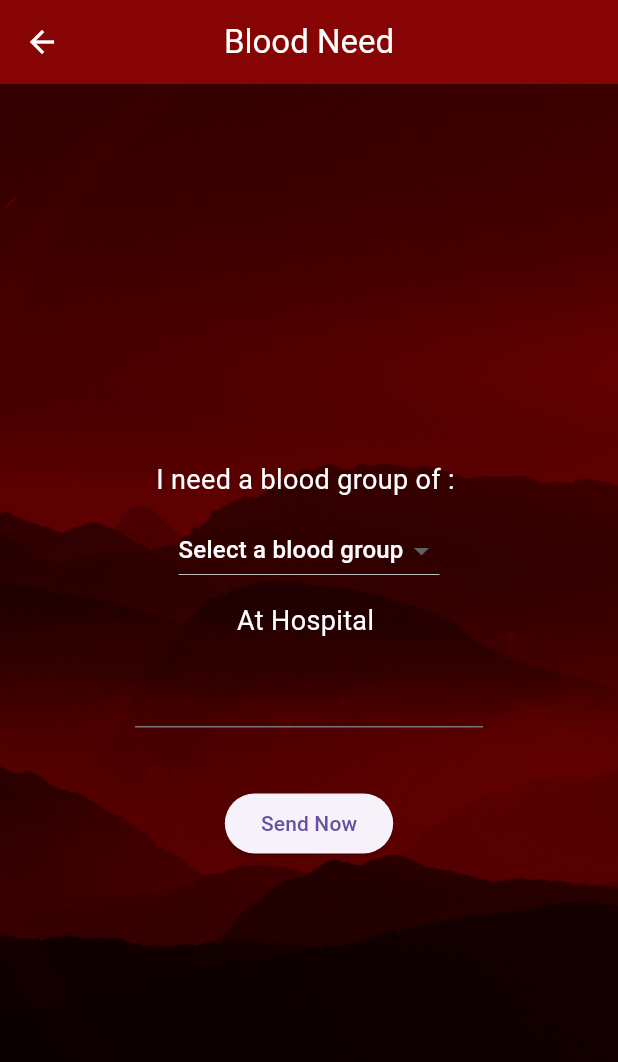
After one commit to subuhh/SOS-application, a Flutter app: the BloodNeeded screen opened directly, after a tap on "Send Now", on a phone screen of 412 x 824 dp. The commit adds this screen. Shown: the top 1062 px of the screen. Run offline on Flutter 3.47's test engine with Material 3 defaults, Android fonts, the light colour scheme and no system bars; our stand-ins replace firebase_auth, firebase_core, flutter_contacts, geolocator, hive, hive_flutter and 3 more; missing offline and left inert: fast_contacts, telephony_sms; accounts and stored records are empty.

Commit message:
Blood need screen added

```diff
--- a/lib/HomePage.dart
+++ b/lib/HomePage.dart
@@ -84,12 +84,10 @@ class _HomePageState extends State<HomePage> {
             )),
             Expanded(
               child: Column(
-
                 mainAxisAlignment: MainAxisAlignment.center,
-
                 children: [
                   SOSButton(),
-                  SizedBox(height: 40,),
+                  SizedBox(height : 40,),
                   Text("Hold button for 3 seconds \nif you are into any Danger",style: TextStyle(fontSize: 20,color: Colors.white,fontWeight: FontWeight.bold,),textAlign: TextAlign.center,),
                 ],
               ),
--- a/lib/otherEmergencies.dart
+++ b/lib/otherEmergencies.dart
@@ -1,5 +1,7 @@
 import 'package:flutter/material.dart';
 import 'package:lottie/lottie.dart';
+import 'package:sos_system/screens/BloodNeed.dart';
+import 'package:velocity_x/velocity_x.dart';
 
 class otherEmergencies extends StatelessWidget {
   const otherEmergencies({Key? key}) : super(key: key);
@@ -37,7 +39,6 @@ class otherEmergencies extends StatelessWidget {
               crossAxisSpacing: 10.0,
               mainAxisSpacing: 10.0,
               children: [
-
                 Card(
                   child: Column(
                     children: [
@@ -62,7 +63,14 @@ class otherEmergencies extends StatelessWidget {
                     ],
                   ),
                 ),
-                Card(
+                InkWell(
+                  onTap :(){
+                    Navigator.push(
+                      context,
+                      MaterialPageRoute(builder: (context) => BloodNeeded()),
+                    );
+                },
+                  child: Card(
                     child: Column(
                       children: [
                         Container(
@@ -72,6 +80,7 @@ class otherEmergencies extends StatelessWidget {
                         ),
                         Text('Need blood',style: TextStyle(fontSize: 12,fontWeight: FontWeight.bold),)
                       ],
+                    ),
                   ),
                 ),
                 Card(
--- a/lib/reusable_widgets/reusable_widget.dart
+++ b/lib/reusable_widgets/reusable_widget.dart
@@ -6,7 +6,6 @@ Image logoWidget(String imageName) {
     fit: BoxFit.fitWidth,
     width: 240,
     height: 240,
-
   );
 }
 
--- /dev/null
+++ b/lib/screens/BloodNeed.dart
@@ -0,0 +1,122 @@
+import 'package:flutter/material.dart';
+import 'package:telephony_sms/telephony_sms.dart';
+import 'package:flutter_contacts/flutter_contacts.dart';
+import 'package:permission_handler/permission_handler.dart';
+
+class BloodNeeded extends StatefulWidget {
+  const BloodNeeded({Key? key}) : super(key: key);
+  @override
+  State<BloodNeeded> createState() => _BloodNeededState();
+}
+
+class _BloodNeededState extends State<BloodNeeded> {
+  String? _selectedBloodGroup;
+  final List<String> _bloodGroups = ['A', 'B+', 'O', 'O-', 'AB-'];
+  final TextEditingController _hospitalController = TextEditingController(); // Controller to capture text from TextField
+  final _telephonySms = TelephonySMS();
+
+  @override
+  Widget build(BuildContext context) {
+    return Scaffold(
+      appBar: AppBar(
+        title: Text('Blood Need', style: TextStyle(color: Colors.white)),
+        centerTitle: true,
+        backgroundColor: Color.fromARGB(255, 135, 4, 4),
+        iconTheme: IconThemeData(
+          color: Colors.white,
+        ),
+      ),
+      body: Container(
+        height: double.maxFinite,
+        width: double.maxFinite,
+        decoration: BoxDecoration(
+          image: DecorationImage(
+            image: AssetImage(
+              "lib/Assets/187-1879841_iphone-7-plus-iphone-7-skyblue.jpg",
+            ),
+            fit: BoxFit.fill,
+            colorFilter: ColorFilter.mode(
+              Color(0xFF710000),
+              BlendMode.modulate,
+            ),
+          ),
+        ),
+        child: Center(
+          child: Column(
+            mainAxisSize: MainAxisSize.min,
+            children: <Widget>[
+              Text(
+                'I need a blood group of : ',
+                style: TextStyle(fontSize: 18, color: Colors.white),
+              ),
+              SizedBox(height: 10),
+              DropdownButton<String>(
+                value: _selectedBloodGroup,
+                hint: Text(
+                  'Select a blood group',
+                  style: TextStyle(color: Colors.white),
+                ),
+                onChanged: (newValue) {
+                  setState(() {
+                    _selectedBloodGroup = newValue;
+                  });
+                },
+                items: _bloodGroups.map<DropdownMenuItem<String>>((String value) {
+                  return DropdownMenuItem<String>(
+                    value: value,
+                    child: Text(value, style: TextStyle(color: Colors.blueAccent)),
+                  );
+                }).toList(),
+              ),
+              SizedBox(height: 10),
+              Text(
+                'At Hospital ',
+                style: TextStyle(fontSize: 18, color: Colors.white),
+              ),
+              SizedBox(height: 10),
+              Container(
+                margin: EdgeInsets.symmetric(horizontal: 90),
+                child: TextField(
+                  controller: _hospitalController, // Assign controller to TextField
+                  style: TextStyle(color: Colors.white),
+                ),
+              ),
+              SizedBox(height: 40),
+              ElevatedButton(
+                onPressed: () async {
+
+                  if (_selectedBloodGroup == null || _hospitalController.text.isEmpty) {
+                    return ;
+                  }
+
+                  var status = await Permission.sms.request();
+                  if (status.isGranted) {
+                    print('Presed ME ');
+                    final contacts = await FlutterContacts.getContacts( withProperties: true,);
+
+                    List<String> phoneNumbers = [];
+                    int c=0;
+                    for (var contact in contacts) {
+                      print(c);
+                      for (var item in contact.phones!) {
+                        phoneNumbers.add(item.number!);
+                        print(item.number! + '   $c');
+                        c++ ;
+                      }
+                    }
+                    // Send SMS to all phone numbers
+                    // for (var phoneNumber in phoneNumbers) {
+                    //   _telephonySms.sendSMS(phone: phoneNumber, message: message);
+                    // }
+
+                  }
+                },
+                child: Text('Send Now'),
+              ),
+            ],
+          ),
+        ),
+      ),
+    );
+  }
+}
--- a/lib/widgets/SoSbutton.dart
+++ b/lib/widgets/SoSbutton.dart
@@ -49,7 +49,6 @@ Future<void> _shareLocationWithFavorites() async {
     // Get current location
     Position position = await Geolocator.getCurrentPosition(desiredAccuracy: LocationAccuracy.high);
 
-    // Open the Hive box
    if(!(await Permission.sms.request().isGranted)){
      print('Sms Permission not granted');
      return ;
@@ -72,7 +71,7 @@ Future<void> _shareLocationWithFavorites() async {
           print("IN 1");
           print("I am in <String, dynamic>");
           print('Value is a map: $value');
-          if (value.containsKey('name')) { // Ensure 'name' key exists
+          if (value.containsKey('name')) {
             print('Value contains key "name": ${value['name']}');
             FavoriteContact contact = FavoriteContact.fromJson(value);
             print('Favorite contact name: ${contact
@@ -97,8 +96,7 @@ Future<void> _shareLocationWithFavorites() async {
       }
     }
 
-    // Close the Hive box
-    // await contactsBox.close();
+
   } catch (e) {
     print("Error sharing location: $e");
     // Handle error
--- a/pubspec.yaml
+++ b/pubspec.yaml
@@ -53,6 +53,7 @@ dependencies:
   permission_handler: ^11.3.0
   mek_data_class_generator: ^1.5.1
   telephony_sms: ^0.0.4
+  flutter_contacts: ^1.1.7+1
 
 dev_dependencies:
   flutter_test:
```
Also changed, not shown: lib/Favorites.dart (+1 -6 lines), lib/screens/splashscreen.dart (+6 -3 lines), pubspec.lock. Lines whose indentation alone changed are shown as unchanged.
